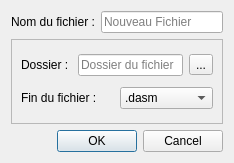
This is src/nouveaufichier.ui in L3nn0x/Compact as Qt 5 draws it before an edit. The edited form follows.
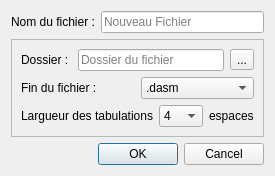
This is the edited form.

Patch:
```diff
--- a/src/nouveaufichier.ui
+++ b/src/nouveaufichier.ui
@@ -94,6 +94,51 @@
         </item>
        </layout>
       </item>
+      <item>
+       <layout class="QHBoxLayout" name="horizontalLayout_4">
+        <item>
+         <widget class="QLabel" name="label_4">
+          <property name="text">
+           <string>Largueur des tabulations</string>
+          </property>
+         </widget>
+        </item>
+        <item>
+         <widget class="QComboBox" name="tabulations">
+          <property name="currentIndex">
+           <number>2</number>
+          </property>
+          <item>
+           <property name="text">
+            <string>16</string>
+           </property>
+          </item>
+          <item>
+           <property name="text">
+            <string>8</string>
+           </property>
+          </item>
+          <item>
+           <property name="text">
+            <string>4</string>
+           </property>
+          </item>
+          <item>
+           <property name="text">
+            <string>2</string>
+           </property>
+          </item>
+         </widget>
+        </item>
+        <item>
+         <widget class="QLabel" name="label_5">
+          <property name="text">
+           <string>espaces</string>
+          </property>
+         </widget>
+        </item>
+       </layout>
+      </item>
      </layout>
     </widget>
    </item>
```
